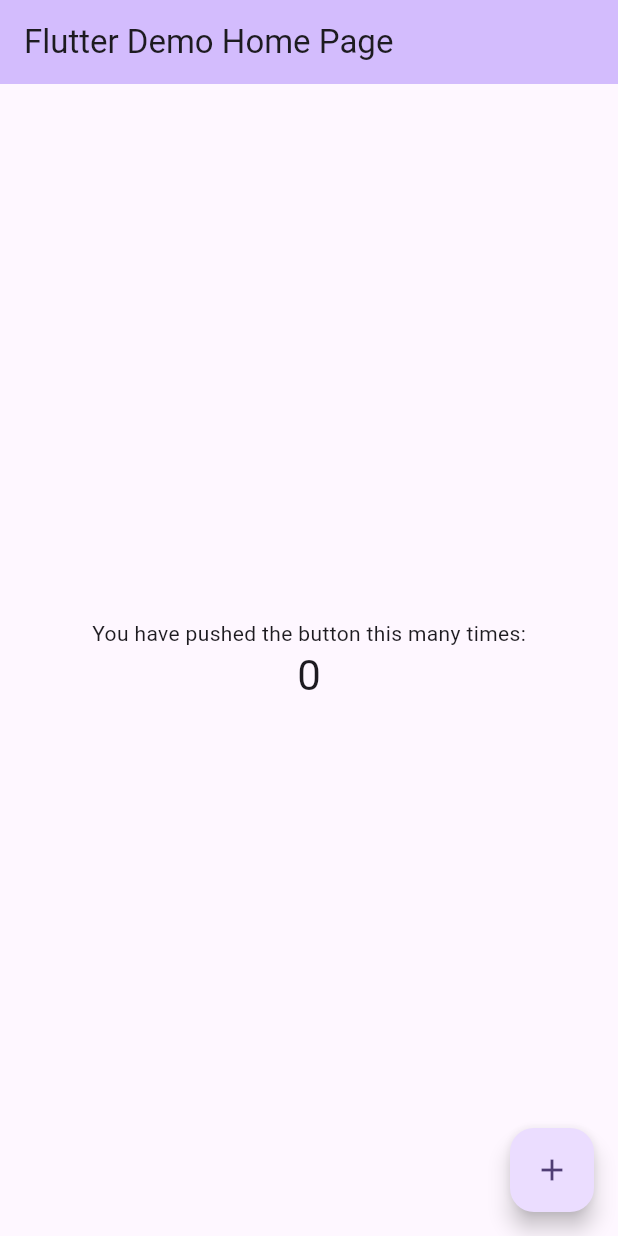
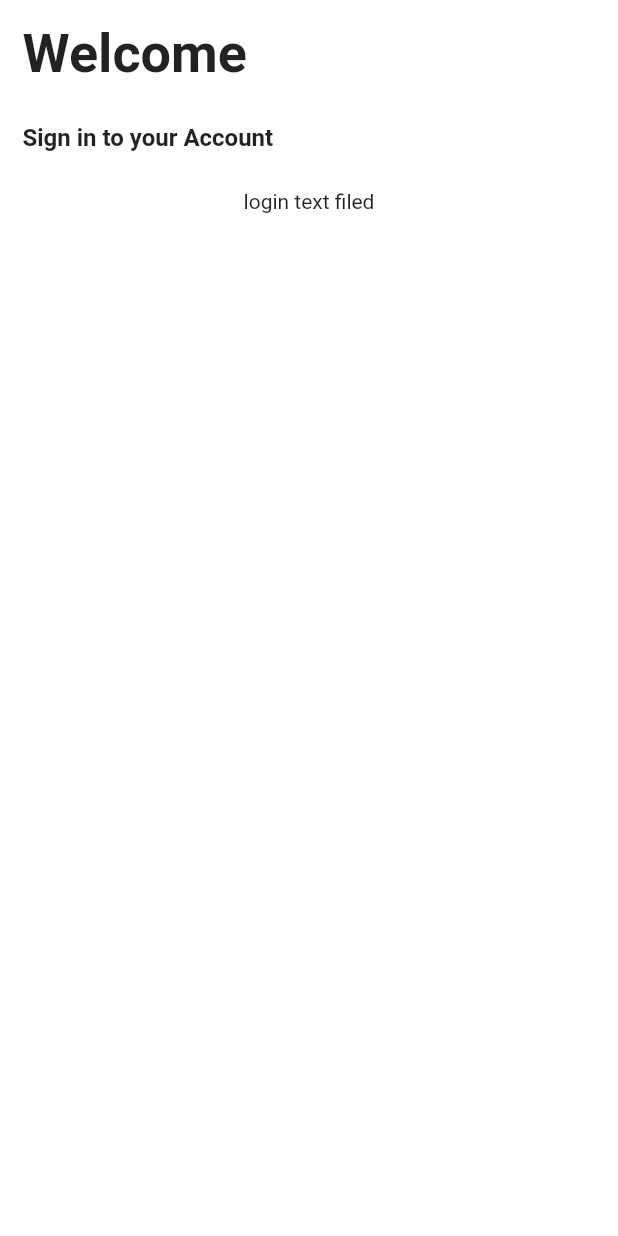
Before and after one commit to vinodbhuruk/Dr_Appointment_App, a Flutter app: the screen it shows after launch, on a phone screen of 412 x 824 dp. Run offline on Flutter 3.47's test engine with Material 2 defaults, Android fonts, the phone set to English and light mode, and no system bars.

Commit message:
files with changes

```diff
--- /dev/null
+++ b/dr_appointment/lib/components/login_form.dart
@@ -0,0 +1,19 @@
+import 'package:flutter/material.dart';
+
+class LoginForm extends StatefulWidget {
+  const LoginForm({super.key});
+
+  @override
+  State<LoginForm> createState() => _LoginFormState();
+}
+
+class _LoginFormState extends State<LoginForm> {
+  @override
+  Widget build(BuildContext context) {
+    return Center(
+      child: Text(
+        'login text filed'
+      ),
+    );
+  }
+}
--- a/dr_appointment/lib/main.dart
+++ b/dr_appointment/lib/main.dart
@@ -1,3 +1,6 @@
+import 'package:dr_appointment/screens/auth_page.dart';
+import 'package:dr_appointment/utils/config.dart';
+import 'package:dr_appointment/utils/main_layout.dart';
 import 'package:flutter/material.dart';
 
 void main() {
@@ -6,120 +9,51 @@ void main() {
 
 class MyApp extends StatelessWidget {
   const MyApp({super.key});
+  //  this is for push navigator
+
+  static final navigatorKey =GlobalKey<NavigatorState>();
+
 
   // This widget is the root of your application.
   @override
   Widget build(BuildContext context) {
+    // define Theme Data
     return MaterialApp(
-      title: 'Flutter Demo',
+      navigatorKey: navigatorKey,
+      title: 'Dr Appointment App',
       theme: ThemeData(
-        // This is the theme of your application.
-        //
-        // TRY THIS: Try running your application with "flutter run". You'll see
-        // the application has a blue toolbar. Then, without quitting the app,
-        // try changing the seedColor in the colorScheme below to Colors.green
-        // and then invoke "hot reload" (save your changes or press the "hot
-        // reload" button in a Flutter-supported IDE, or press "r" if you used
-        // the command line to start the app).
-        //
-        // Notice that the counter didn't reset back to zero; the application
-        // state is not lost during the reload. To reset the state, use hot
-        // restart instead.
-        //
-        // This works for code too, not just values: Most code changes can be
-        // tested with just a hot reload.
-        colorScheme: ColorScheme.fromSeed(seedColor: Colors.deepPurple),
-        useMaterial3: true,
+        // This is predfine  input decoration
+        inputDecorationTheme: const InputDecorationTheme(
+          focusColor: Config.primaryColor,
+          border: Config.OutlinedBorder,
+          focusedBorder: Config.focusBorder,
+          errorBorder: Config.errorBorder,
+          enabledBorder: Config.OutlinedBorder,
+          floatingLabelStyle: TextStyle(
+            color:Config.primaryColor),
+          prefixIconColor: Colors.black38,
+        ),
+        scaffoldBackgroundColor: Colors.white,
+        bottomNavigationBarTheme: BottomNavigationBarThemeData(
+          backgroundColor: Config.primaryColor,
+          selectedItemColor: Colors.white,
+          showSelectedLabels: true,
+          showUnselectedLabels: false,
+          unselectedItemColor: Colors.grey.shade700,
+          elevation: 10,
+          type: BottomNavigationBarType.fixed,
+        )
       ),
-      home: const MyHomePage(title: 'Flutter Demo Home Page'),
+      initialRoute: '/',
+      routes: {
+        // this is intial route of app
+        '/':(context) => const AuthPage(),
+        // this for main layout after login
+        'main': (context) =>  const MainLayout(),
+      },
+
     );
   }
 }
 
-class MyHomePage extends StatefulWidget {
-  const MyHomePage({super.key, required this.title});
-
-  // This widget is the home page of your application. It is stateful, meaning
-  // that it has a State object (defined below) that contains fields that affect
-  // how it looks.
-
-  // This class is the configuration for the state. It holds the values (in this
-  // case the title) provided by the parent (in this case the App widget) and
-  // used by the build method of the State. Fields in a Widget subclass are
-  // always marked "final".
-
-  final String title;
-
-  @override
-  State<MyHomePage> createState() => _MyHomePageState();
-}
-
-class _MyHomePageState extends State<MyHomePage> {
-  int _counter = 0;
-
-  void _incrementCounter() {
-    setState(() {
-      // This call to setState tells the Flutter framework that something has
-      // changed in this State, which causes it to rerun the build method below
-      // so that the display can reflect the updated values. If we changed
-      // _counter without calling setState(), then the build method would not be
-      // called again, and so nothing would appear to happen.
-      _counter++;
-    });
-  }
-
-  @override
-  Widget build(BuildContext context) {
-    // This method is rerun every time setState is called, for instance as done
-    // by the _incrementCounter method above.
-    //
-    // The Flutter framework has been optimized to make rerunning build methods
-    // fast, so that you can just rebuild anything that needs updating rather
-    // than having to individually change instances of widgets.
-    return Scaffold(
-      appBar: AppBar(
-        // TRY THIS: Try changing the color here to a specific color (to
-        // Colors.amber, perhaps?) and trigger a hot reload to see the AppBar
-        // change color while the other colors stay the same.
-        backgroundColor: Theme.of(context).colorScheme.inversePrimary,
-        // Here we take the value from the MyHomePage object that was created by
-        // the App.build method, and use it to set our appbar title.
-        title: Text(widget.title),
-      ),
-      body: Center(
-        // Center is a layout widget. It takes a single child and positions it
-        // in the middle of the parent.
-        child: Column(
-          // Column is also a layout widget. It takes a list of children and
-          // arranges them vertically. By default, it sizes itself to fit its
-          // children horizontally, and tries to be as tall as its parent.
-          //
-          // Column has various properties to control how it sizes itself and
-          // how it positions its children. Here we use mainAxisAlignment to
-          // center the children vertically; the main axis here is the vertical
-          // axis because Columns are vertical (the cross axis would be
-          // horizontal).
-          //
-          // TRY THIS: Invoke "debug painting" (choose the "Toggle Debug Paint"
-          // action in the IDE, or press "p" in the console), to see the
-          // wireframe for each widget.
-          mainAxisAlignment: MainAxisAlignment.center,
-          children: <Widget>[
-            const Text(
-              'You have pushed the button this many times:',
-            ),
-            Text(
-              '$_counter',
-              style: Theme.of(context).textTheme.headlineMedium,
-            ),
-          ],
-        ),
-      ),
-      floatingActionButton: FloatingActionButton(
-        onPressed: _incrementCounter,
-        tooltip: 'Increment',
-        child: const Icon(Icons.add),
-      ), // This trailing comma makes auto-formatting nicer for build methods.
-    );
-  }
-}
+// login page Component
--- /dev/null
+++ b/dr_appointment/lib/screens/auth_page.dart
@@ -0,0 +1,54 @@
+import 'package:dr_appointment/utils/text.dart';
+import 'package:flutter/material.dart';
+
+import '../components/login_form.dart';
+import '../utils/config.dart';
+
+
+class AuthPage extends StatefulWidget {
+  const AuthPage({super.key});
+
+  @override
+  State<AuthPage> createState() => _AuthPageState();
+}
+
+class _AuthPageState extends State<AuthPage> {
+  @override
+  Widget build(BuildContext context) {
+    Config().init(context);
+    return Scaffold(
+      body: Padding(padding: const EdgeInsets.symmetric(
+        horizontal: 15,
+        vertical: 15,
+      ),
+      child: SafeArea(
+        child: Column(
+          mainAxisAlignment: MainAxisAlignment.start,
+          crossAxisAlignment: CrossAxisAlignment.start,
+          children: <Widget>[
+            Text(
+              AppText.enText['Welcome_text']!,
+              style: const TextStyle(
+                fontSize: 36,
+                fontWeight: FontWeight.bold,
+              ),
+
+            ),
+            Config.spaceSmall,
+            Text(
+              AppText.enText['signIn_text']!,
+              style: const TextStyle(
+                fontSize: 16,
+                fontWeight: FontWeight.bold,
+              )
+            ),
+            Config.spaceSmall,
+            //login components here
+            LoginForm(),
+          ],
+        )),
+      ),
+
+    );
+  }
+}
--- /dev/null
+++ b/dr_appointment/lib/utils/config.dart
@@ -0,0 +1,56 @@
+//set constatnt config here
+
+import 'package:flutter/material.dart';
+
+
+class Config {
+  static MediaQueryData? mediaQueryData;
+  static double? screenWidth;
+  static double? screenHeight;
+
+
+
+// width and height intilization
+
+void init(BuildContext context){
+  mediaQueryData = MediaQuery.of(context);
+  screenWidth = mediaQueryData!.size.width;
+  screenHeight = mediaQueryData!.size.height;
+
+}
+
+static get widthSize{
+  return screenWidth;
+}
+
+static get heightSize{
+  return screenHeight;
+}
+
+// definig spacing and height
+static const spaceSmall=SizedBox(height: 25,);
+static final spaceMedium=SizedBox(height: screenHeight! * 0.05,);
+static final spaceBig=SizedBox(height: screenHeight! * 0.08,);
+
+// textform filed border
+static const OutlinedBorder = OutlineInputBorder(
+  borderRadius: BorderRadius.all(Radius.circular(8)),
+);
+
+static const focusBorder = OutlineInputBorder(
+  borderRadius: BorderRadius.all(Radius.circular(8)),
+  borderSide: BorderSide(
+    color: Colors.greenAccent,
+  )
+);
+
+static const errorBorder = OutlineInputBorder(
+  borderRadius: BorderRadius.all(Radius.circular(8)),
+  borderSide: BorderSide(
+    color: Colors.red,
+  )
+);
+
+static const primaryColor = Colors.greenAccent;
+
+}
--- /dev/null
+++ b/dr_appointment/lib/utils/main_layout.dart
@@ -0,0 +1,17 @@
+import 'package:flutter/material.dart';
+
+class MainLayout extends StatefulWidget {
+  const MainLayout({super.key});
+
+  @override
+  State<MainLayout> createState() => _MainLayoutState();
+}
+
+class _MainLayoutState extends State<MainLayout> {
+  @override
+  Widget build(BuildContext context) {
+    return Scaffold(
+
+    );
+  }
+}
--- /dev/null
+++ b/dr_appointment/lib/utils/text.dart
@@ -0,0 +1,16 @@
+// this is predefined text for app
+
+
+class AppText{
+  static final enText={
+    'Welcome_text':'Welcome',
+    'signIn_text': 'Sign in to your Account',
+    'registered_text': 'Already have an account?',
+    'register_text': 'You can easily sign up and Connect to doctor',
+    'signUp_text': 'Don\'t have an account?',
+    'social_login': 'Or continue with social account',
+    'forgot_password': 'Forgot Your Password?',
+
+  };
+
+}
```
Also changed, not shown: dr_appointment/pubspec.yaml (+7 -0 lines), dr_appointment/pubspec.lock.
